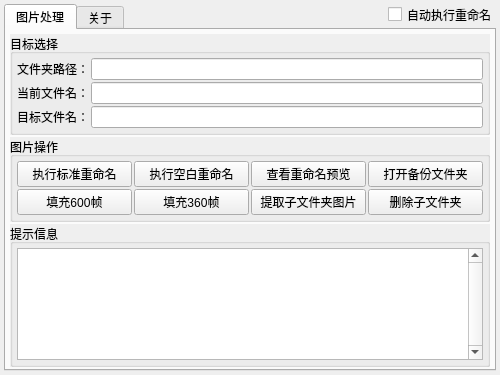
Above: FrameRenamer.ui from Junt62/FrameRenamer before the change. Below: the same form after it.
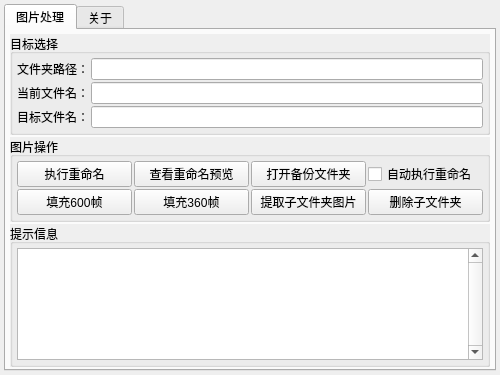
That is the form after the change. Icons and pictures are not drawn.

Commit message: Updated formula of fill frame.

```diff
--- a/FrameRenamer.ui
+++ b/FrameRenamer.ui
@@ -125,34 +125,34 @@
           </property>
          </widget>
         </item>
-        <item row="0" column="2">
+        <item row="0" column="0">
+         <widget class="QPushButton" name="pushButton">
+          <property name="text">
+           <string>执行重命名</string>
+          </property>
+         </widget>
+        </item>
+        <item row="0" column="1">
          <widget class="QPushButton" name="pushButton_2">
           <property name="text">
            <string>查看重命名预览</string>
           </property>
          </widget>
         </item>
-        <item row="0" column="1">
-         <widget class="QPushButton" name="pushButton_8">
-          <property name="text">
-           <string>执行空白重命名</string>
-          </property>
-         </widget>
-        </item>
-        <item row="0" column="0">
-         <widget class="QPushButton" name="pushButton">
-          <property name="text">
-           <string>执行标准重命名</string>
-          </property>
-         </widget>
-        </item>
-        <item row="0" column="3">
+        <item row="0" column="2">
          <widget class="QPushButton" name="pushButton_3">
           <property name="text">
            <string>打开备份文件夹</string>
           </property>
          </widget>
         </item>
+        <item row="0" column="3">
+         <widget class="QCheckBox" name="checkBox">
+          <property name="text">
+           <string>自动执行重命名</string>
+          </property>
+         </widget>
+        </item>
        </layout>
       </widget>
      </item>
@@ -273,19 +273,6 @@
     </attribute>
    </widget>
   </widget>
-  <widget class="QCheckBox" name="checkBox">
-   <property name="geometry">
-    <rect>
-     <x>388</x>
-     <y>5</y>
-     <width>105</width>
-     <height>19</height>
-    </rect>
-   </property>
-   <property name="text">
-    <string>自动执行重命名</string>
-   </property>
-  </widget>
  </widget>
  <resources>
   <include location="FrameRenamer.qrc"/>
```
The commit also changes 5 other files.
